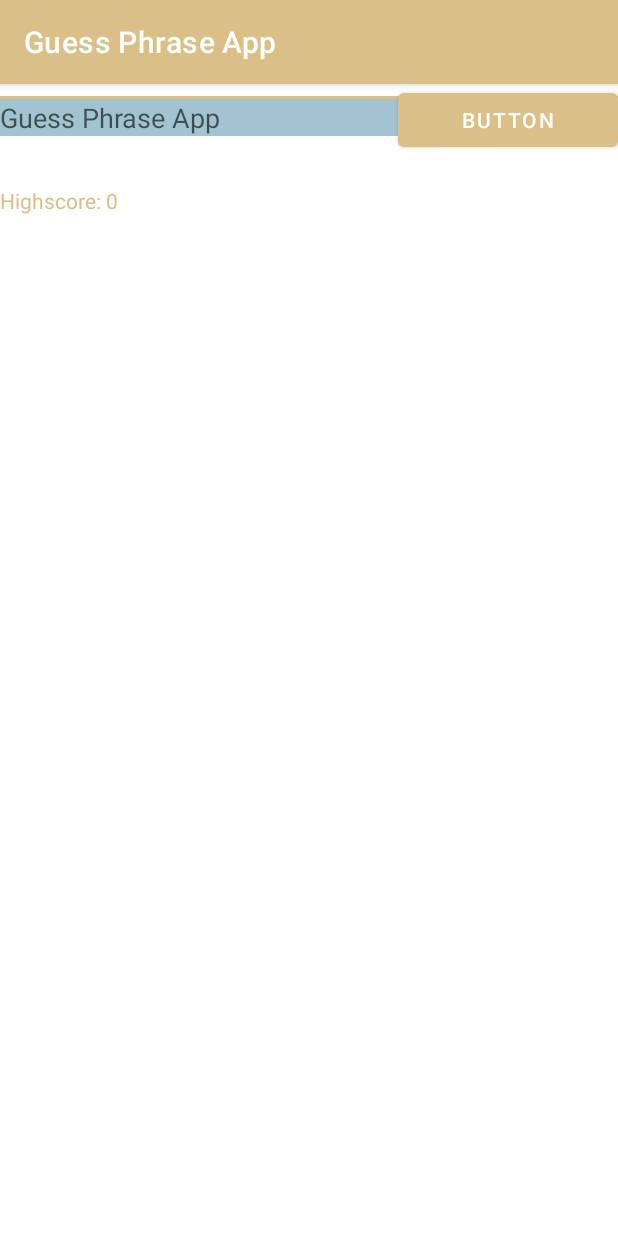
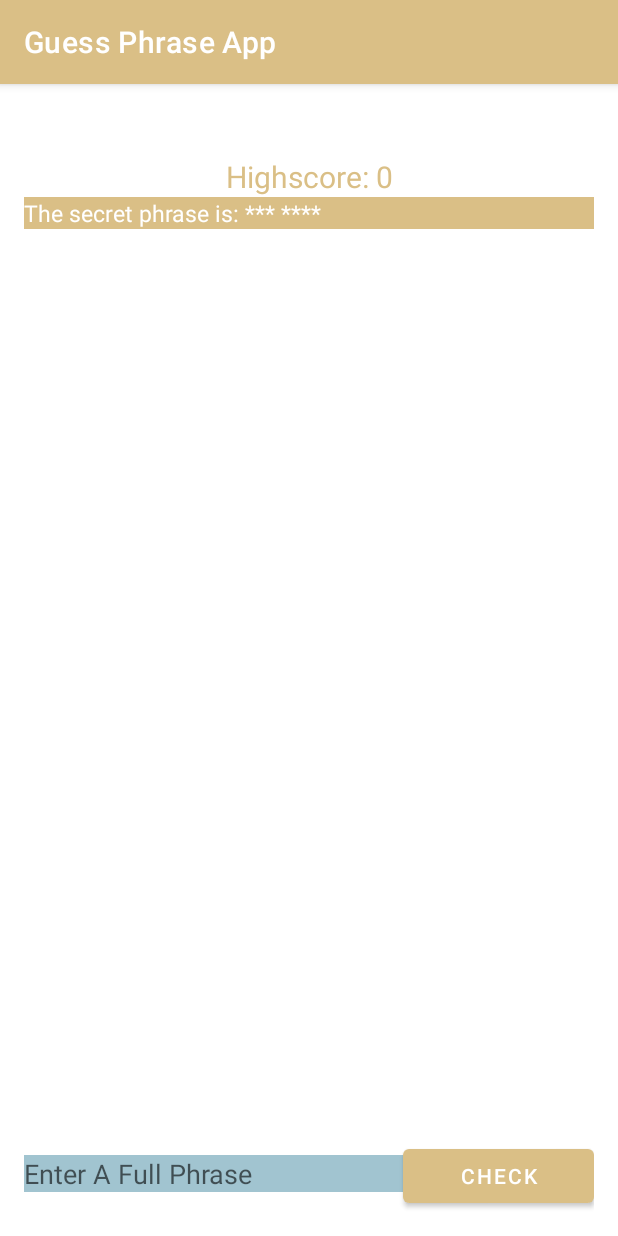
Before and after one commit to AhadAlowairdhi/Guess-phrase-game, an Android app: the screen it shows after launch (MainActivity), on a phone screen of 412 x 824 dp. Run offline under Robolectric (Android 15) with nearby library versions, the phone set to English and light mode, and no system bars; 2 statements that could not run were skipped.

Commit message:
Update activity_main.xml

```diff
--- a/app/src/main/res/layout/activity_main.xml
+++ b/app/src/main/res/layout/activity_main.xml
@@ -3,46 +3,54 @@
     xmlns:app="http://schemas.android.com/apk/res-auto"
     xmlns:tools="http://schemas.android.com/tools"
     android:id="@+id/clMain"
+    android:layout_margin="16dp"
     android:layout_width="match_parent"
     android:layout_height="match_parent"
     tools:context=".MainActivity">
+
+
+    <TextView
+        android:id="@+id/tvScore"
+        android:layout_width="0dp"
+        android:layout_height="wrap_content"
+        android:layout_marginTop="32dp"
+        android:text="High Score : "
+        android:textAlignment="center"
+        android:textSize="20dp"
+        android:textColor="@color/gold"
+        app:layout_constraintEnd_toEndOf="parent"
+        app:layout_constraintHorizontal_bias="0.0"
+        app:layout_constraintStart_toStartOf="parent"
+        app:layout_constraintTop_toTopOf="parent" />
 
     <TextView
         android:id="@+id/tv1"
         android:layout_width="match_parent"
         android:layout_height="wrap_content"
-        android:layout_marginTop="8dp"
         android:background="@color/gold"
         android:textAlignment="textStart"
+        android:textSize="15dp"
         android:textColor="@color/white"
+        app:layout_constraintHorizontal_bias="0.0"
         app:layout_constraintLeft_toLeftOf="parent"
         app:layout_constraintRight_toRightOf="parent"
-        app:layout_constraintTop_toTopOf="parent" />
-
-    <TextView
-        android:id="@+id/tvScore"
-        android:layout_width="0dp"
-        android:layout_height="wrap_content"
-        android:layout_marginTop="60dp"
-        android:text="High Score : "
-        android:textColor="@color/gold"
-        app:layout_constraintEnd_toEndOf="parent"
-        app:layout_constraintHorizontal_bias="0.0"
-        app:layout_constraintStart_toStartOf="parent"
-        app:layout_constraintTop_toTopOf="@id/tv1" />
+        app:layout_constraintTop_toBottomOf="@+id/tvScore" />
 
     <androidx.recyclerview.widget.RecyclerView
         android:id="@+id/rvMain"
+        android:layout_width="0dp"
+        android:layout_height="wrap_content"
+        android:layout_marginBottom="48dp"
+        android:background="@color/Lblue"
+        app:layout_constraintBottom_toTopOf="@+id/linearLayout"
+        app:layout_constraintEnd_toEndOf="@+id/clMain"
+        app:layout_constraintStart_toStartOf="@+id/clMain"
+        app:layout_constraintTop_toBottomOf="@+id/tv1" />
+
+    <LinearLayout
+        android:id="@+id/linearLayout"
         android:layout_width="match_parent"
         android:layout_height="wrap_content"
-        app:layout_constraintBottom_toTopOf="@+id/linearLayout"
-        app:layout_constraintTop_toBottomOf="@+id/tvScore"
-        android:background="@color/Lblue" />
-
-    <LinearLayout
-        android:layout_width="match_parent"
-        android:layout_height="match_parent"
-        android:id="@+id/linearLayout"
         android:orientation="horizontal"
         app:layout_constraintBottom_toBottomOf="parent">
 
@@ -51,18 +59,20 @@
             android:layout_width="wrap_content"
             android:layout_height="wrap_content"
             android:layout_weight="1"
+            android:background="@color/Lblue"
             android:ems="10"
-            android:hint="@string/app_name"
+            android:hint="@string/enter_a_phrase"
             android:inputType="text"
-            android:background="@color/Lblue"
             android:textColor="@color/white"
-            tools:ignore="SpeakableTextPresentCheck" />
+            tools:ignore="SpeakableTextPresentCheck,TouchTargetSizeCheck" />
 
         <Button
             android:id="@+id/btn"
             android:layout_width="wrap_content"
             android:layout_height="wrap_content"
             android:layout_weight="1"
-            android:text="Button" />
+            android:text="@string/Check" />
     </LinearLayout>
+
+
 </androidx.constraintlayout.widget.ConstraintLayout>
```
